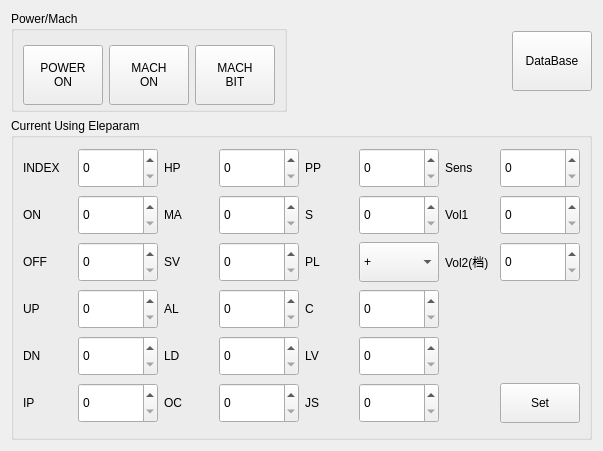
Before: the Qt Designer form App/PowerPanel/PowerPanel.ui in windsgo/edm_project, drawn with Qt 5.
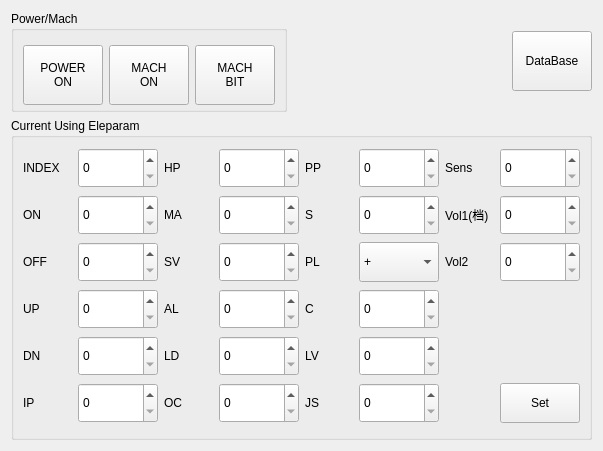
After: the same form once the commit is applied.

```diff
--- a/App/PowerPanel/PowerPanel.ui
+++ b/App/PowerPanel/PowerPanel.ui
@@ -747,7 +747,7 @@
          </size>
         </property>
         <property name="text">
-         <string>Vol1</string>
+         <string>Vol1(档)</string>
         </property>
        </widget>
       </item>
@@ -1087,7 +1087,7 @@
          </size>
         </property>
         <property name="text">
-         <string>Vol2(档)</string>
+         <string>Vol2</string>
         </property>
        </widget>
       </item>
```
Left out of the diff: 2 changed lines with no effect on the pictures.
